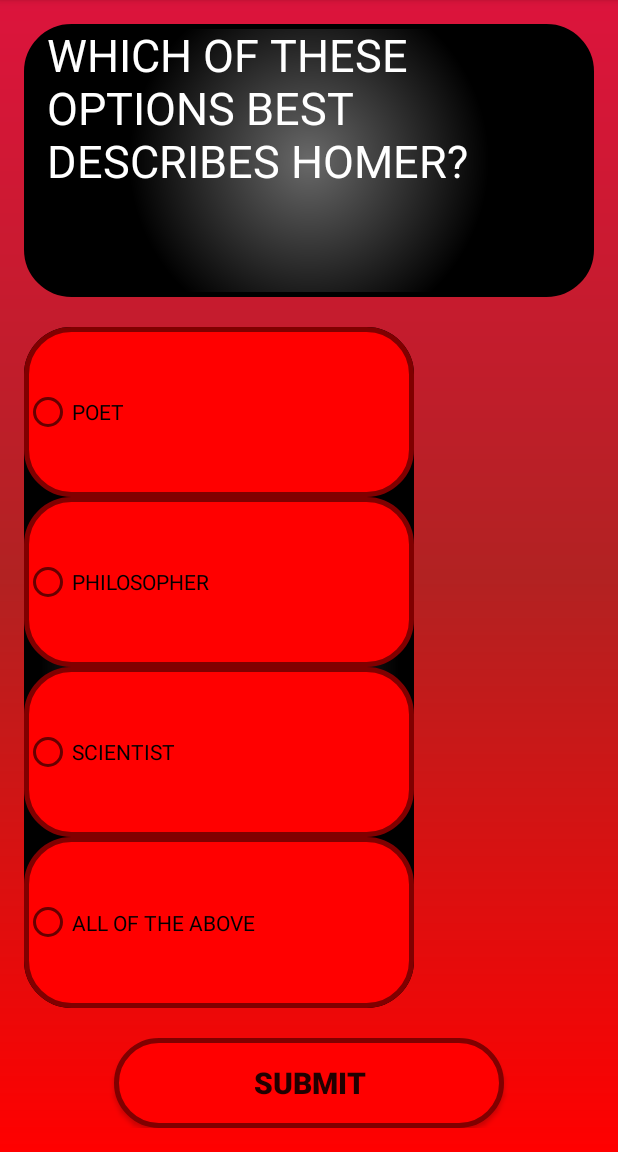
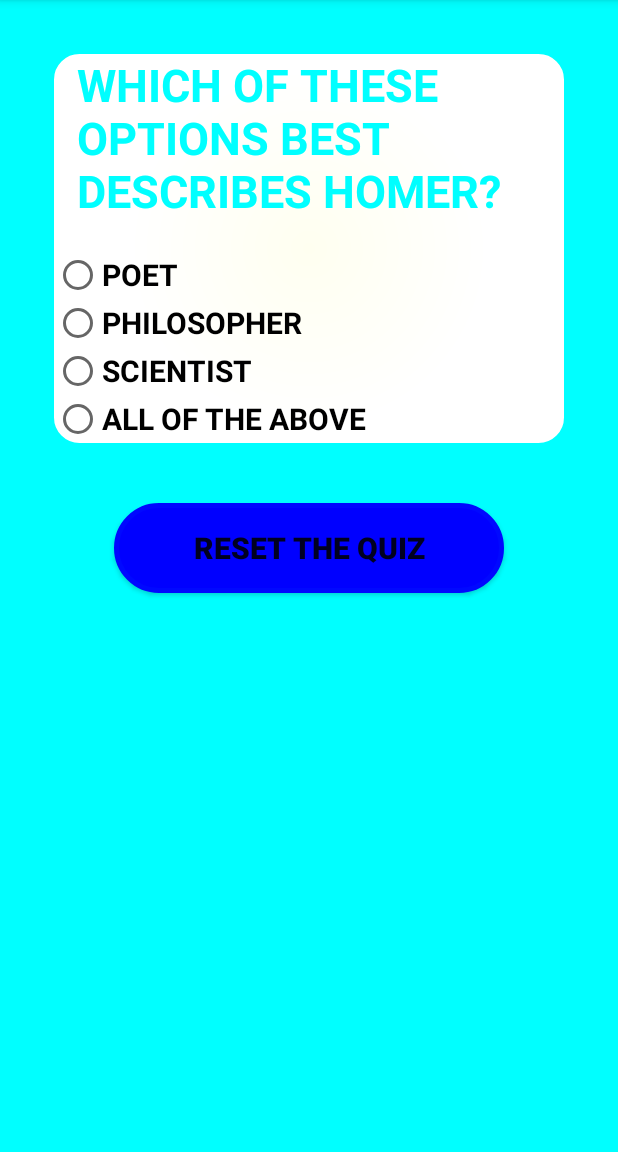
Before and after one commit to Victor-El/QUIZZER, an Android app: the Main10Activity screen opened directly, with no data from a screen before it, on a phone screen of 412 x 824 dp, the part 84-1236 px from its top. Run offline under Robolectric (Android 15) with nearby library versions, the phone set to English and light mode, and no system bars.

```diff
--- a/app/src/main/res/drawable/button.xml
+++ b/app/src/main/res/drawable/button.xml
@@ -6,15 +6,15 @@
         android:gradientRadius="45"
         android:centerX="35%"
         android:centerY="50%"
-        android:startColor="#ff0000"
-        android:endColor="#ff0000"
+        android:startColor="#0000ff"
+        android:endColor="#0000ff"
         android:type="radial" />
     <size
         android:width="260dp"
         android:height="60dp" />
     <stroke
         android:width="3dp"
-        android:color="#800000" />
+        android:color="#0008ff" />
 
 
 </shape>
--- a/app/src/main/res/drawable/lay.xml
+++ b/app/src/main/res/drawable/lay.xml
@@ -3,18 +3,18 @@
     android:shape="rectangle">
     <corners android:radius="15dp" />
     <gradient
-        android:gradientRadius="45"
-        android:centerX="35%"
+        android:gradientRadius="180"
+        android:centerX="50%"
         android:centerY="50%"
-        android:startColor="#fdd600"
-        android:endColor="#fdd800"
+        android:startColor="#fffff0"
+        android:endColor="#ffffff"
         android:type="radial" />
     <size
         android:width="260dp"
         android:height="60dp" />
     <stroke
         android:width="3dp"
-        android:color="#daa520" />
+        android:color="#fff" />
 
 
 </shape>
--- a/app/src/main/res/drawable/mo.xml
+++ b/app/src/main/res/drawable/mo.xml
@@ -1,20 +1,20 @@
 <?xml version="1.0" encoding="utf-8"?>
 <shape xmlns:android="http://schemas.android.com/apk/res/android"
     android:shape="rectangle">
-    <corners android:radius="30dp" />
+    <corners android:radius="6dp" />
     <gradient
         android:gradientRadius="180"
         android:centerX="50%"
         android:centerY="50%"
-        android:startColor="#696969"
-        android:endColor="#000000"
+        android:startColor="#00ffff"
+        android:endColor="#00ffff"
         android:type="radial" />
     <size
         android:width="260dp"
         android:height="60dp" />
     <stroke
         android:width="3dp"
-        android:color="#000000" />
+        android:color="#0fffff" />
 
 
 </shape>
--- a/app/src/main/res/layout/activity_main10.xml
+++ b/app/src/main/res/layout/activity_main10.xml
@@ -9,29 +9,36 @@
     android:paddingRight="@dimen/activity_horizontal_margin"
     android:paddingTop="@dimen/activity_vertical_margin"
     android:orientation="vertical"
-    android:background="@drawable/gradient4"
+    android:background="#00ffff"
     tools:context="com.example.administrator.quizzer.Main10Activity">
 
+    <LinearLayout
+        android:layout_width="match_parent"
+        android:layout_height="wrap_content"
+        android:orientation="vertical"
+        android:layout_margin="20dp"
+        android:background="@drawable/lay">
+
     <TextView
+        android:textStyle="bold"
         android:layout_width="wrap_content"
         android:paddingLeft="15dp"
-        android:background="@drawable/mo"
         android:layout_weight="1"
         android:layout_height="wrap_content"
         android:text="WHICH OF THESE OPTIONS BEST DESCRIBES HOMER?"
         android:textSize="30sp"
-        android:textColor="#ffffff" />
+        android:textColor="#00ffff" />
 
     <RadioGroup
         android:layout_weight="3"
         android:id="@+id/radio_gp"
-        android:background="@drawable/mo"
         android:layout_width="wrap_content"
         android:layout_height="wrap_content"
         android:layout_marginTop="20dp">
 
         <RadioButton
-            android:background="@drawable/button"
+            android:textSize="20sp"
+            android:textStyle="bold"
             android:onClick="score"
             android:layout_weight="1"
             android:id="@+id/radio_bt1"
@@ -40,7 +47,8 @@
             android:text="POET" />
 
         <RadioButton
-            android:background="@drawable/button"
+            android:textSize="20sp"
+            android:textStyle="bold"
             android:onClick="score"
             android:layout_weight="1"
             android:id="@+id/radio_bt2"
@@ -49,7 +57,8 @@
             android:text="PHILOSOPHER" />
 
         <RadioButton
-            android:background="@drawable/button"
+            android:textSize="20sp"
+            android:textStyle="bold"
             android:onClick="score"
             android:layout_weight="1"
             android:id="@+id/radio_bt103"
@@ -58,7 +67,8 @@
             android:text="SCIENTIST" />
 
         <RadioButton
-            android:background="@drawable/button"
+            android:textSize="20sp"
+            android:textStyle="bold"
             android:onClick="score"
             android:layout_weight="1"
             android:id="@+id/radio_bt4"
@@ -67,16 +77,16 @@
             android:text="ALL OF THE ABOVE" />
 
     </RadioGroup>
-
+    </LinearLayout>
     <Button
         android:layout_width="wrap_content"
         android:layout_height="wrap_content"
-        android:text="SUBMIT"
+        android:text="RESET THE QUIZ"
         android:layout_marginTop="20dp"
         android:textSize="20sp"
-        android:layout_gravity="center"
+        android:layout_gravity="center_horizontal|bottom"
         android:background="@drawable/button"
-        android:onClick="start"
+        android:onClick="reset"
         android:textStyle="bold" />
 
 </LinearLayout>
--- a/app/src/main/res/layout/activity_main12.xml
+++ b/app/src/main/res/layout/activity_main12.xml
@@ -8,7 +8,7 @@
     android:paddingLeft="@dimen/activity_horizontal_margin"
     android:paddingRight="@dimen/activity_horizontal_margin"
     android:paddingTop="@dimen/activity_vertical_margin"
-    android:background="@drawable/gradient4"
+    android:background="#00ffff"
     tools:context="com.example.administrator.quizzer.Main12Activity">
 
 
@@ -29,6 +29,7 @@
         android:id="@+id/ansa"
         android:layout_width="wrap_content"
         android:layout_height="wrap_content"
+        android:textAllCaps="true"
         android:text="mevfvfjavaf"
         android:background="@drawable/lay"
         android:textSize="30dp"
@@ -40,6 +41,7 @@
         android:layout_width="wrap_content"
         android:layout_height="wrap_content"
         android:text="Share"
+        android:onClick="share"
         android:textColor="#fdd600"
         android:textStyle="bold"
         android:textSize="40sp"
```
Also changed, not shown: app/src/main/res/layout/activity_main.xml (+11 -4 lines), app/src/main/res/layout/activity_main11.xml (+22 -13 lines), app/src/main/res/layout/activity_main2.xml (+22 -14 lines), app/src/main/res/layout/activity_main3.xml (+22 -13 lines), app/src/main/res/layout/activity_main4.xml (+22 -13 lines), app/src/main/res/layout/activity_main5.xml (+22 -13 lines), app/src/main/res/layout/activity_main6.xml (+22 -13 lines), app/src/main/res/layout/activity_main7.xml (+22 -13 lines), app/src/main/res/layout/activity_main8.xml (+21 -10 lines), app/src/main/res/layout/activity_main9.xml (+24 -12 lines).
